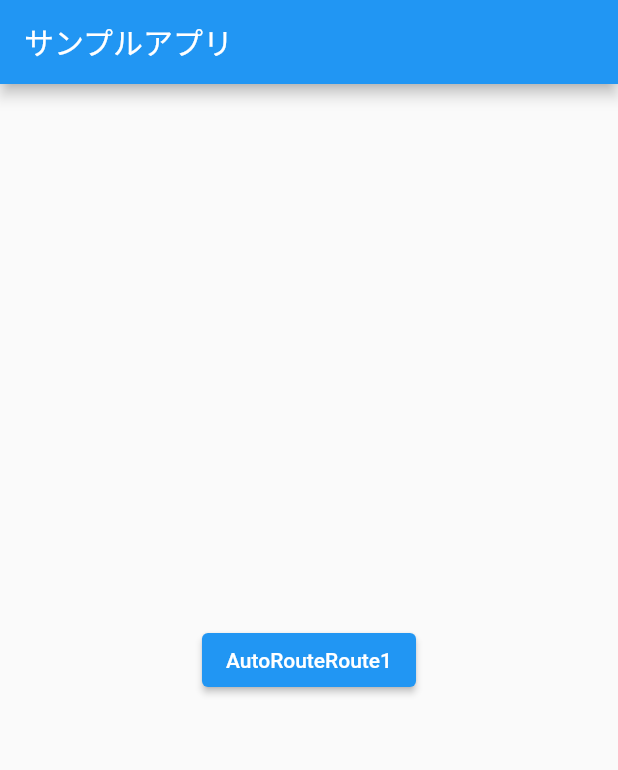
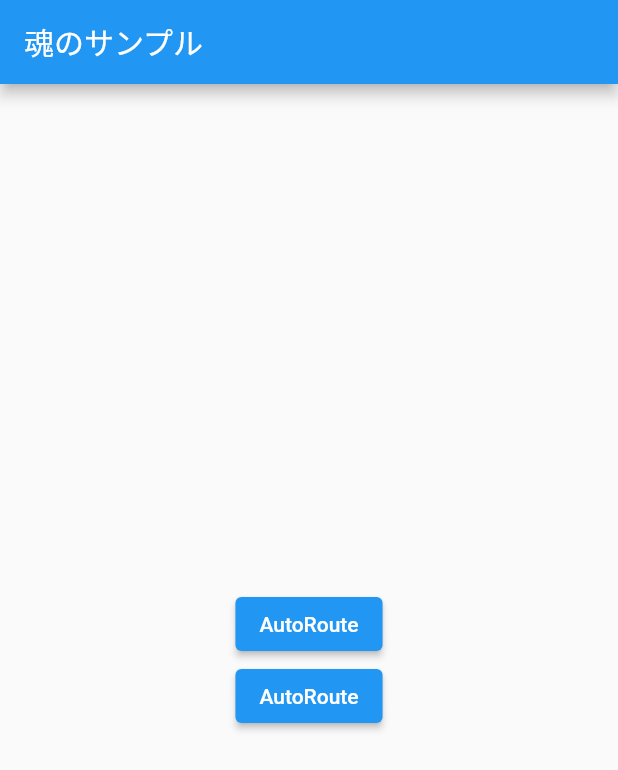
Before and after one commit to kazuki-oshino/experimental_site, a Flutter app: the screen it shows after launch, on a phone screen of 412 x 824 dp. Shown: the top 770 px of the screen. Run offline on Flutter 3.47's test engine with Material 2 defaults, Android fonts, the phone set to English and light mode, and no system bars; our stand-ins replace auto_route.

Commit message:
move package

```diff
--- a/lib/main.dart
+++ b/lib/main.dart
@@ -1,5 +1,5 @@
 import 'package:auto_route/auto_route.dart';
-import 'package:experimental_site/common/router/router.gr.dart';
+import 'package:experimental_site/router/router.gr.dart';
 import 'package:flutter/material.dart';
 
 void main() {
@@ -34,7 +34,7 @@ class _MyHomePageState extends State<MyHomePage> {
   Widget build(BuildContext context) {
     return Scaffold(
       appBar: AppBar(
-        title: Text('サンプルアプリ'),
+        title: Text('魂のサンプル'),
       ),
       body: Center(
         child: Column(
@@ -43,7 +43,11 @@ class _MyHomePageState extends State<MyHomePage> {
             /// auto_route example
             ElevatedButton(
               onPressed: () => context.router.pushNamed("/main1/gorilla"),
-              child: Text('AutoRouteRoute1'),
+              child: Text('AutoRoute'),
+            ),
+            ElevatedButton(
+              onPressed: () => context.router.pushNamed("/main1/gorilla"),
+              child: Text('AutoRoute'),
             ),
           ],
         ),
--- a/lib/common/router/router.dart
+++ b/lib/router/router.dart
@@ -1,8 +1,6 @@
 import 'package:auto_route/auto_route.dart';
-import 'package:experimental_site/views/auto_route_page1.dart';
-import 'package:experimental_site/views/auto_route_page2.dart';
-import 'package:experimental_site/views/auto_route_page3.dart';
 
+import '../views/view.dart';
 import '../../main.dart';
 
 @AdaptiveAutoRouter(
@@ -25,6 +23,10 @@ import '../../main.dart';
     AutoRoute(
       page: AutoRoutePage3,
     ),
+    AutoRoute(
+      page: FlutterSvgSample,
+      path: '/flutter-svg-sample'
+    ),
   ],
 )
 class $RootRouter {}
--- /dev/null
+++ b/lib/views/auto_route/auto_route.dart
@@ -0,0 +1,3 @@
+export 'auto_route_page1.dart';
+export 'auto_route_page2.dart';
+export 'auto_route_page3.dart';
--- a/lib/views/auto_route_page1.dart
+++ b/lib/views/auto_route/auto_route_page1.dart
@@ -1,6 +1,6 @@
 import 'package:flutter/material.dart';
 import 'package:auto_route/auto_route.dart';
-import 'package:experimental_site/common/router/router.gr.dart';
+import 'package:experimental_site/router/router.gr.dart';
 
 class AutoRoutePage1 extends StatelessWidget {
   const AutoRoutePage1({Key? key}) : super(key: key);
--- /dev/null
+++ b/lib/views/view.dart
@@ -0,0 +1,2 @@
+export 'auto_route/auto_route.dart';
+export 'flutter_svg/flutter_svg_sample.dart';
```
Also changed, not shown: lib/router/router.gr.dart, lib/views/auto_route/auto_route_page2.dart (renamed from lib/views/auto_route_page2.dart), lib/views/auto_route/auto_route_page3.dart (renamed from lib/views/auto_route_page3.dart), 1 other file.
